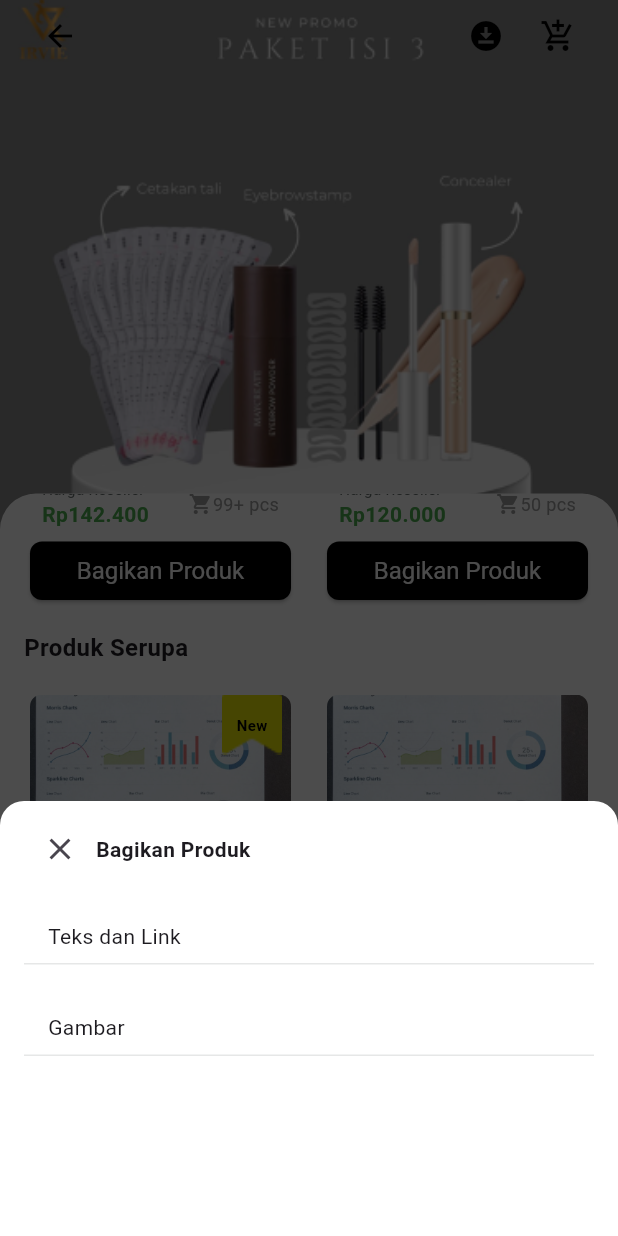
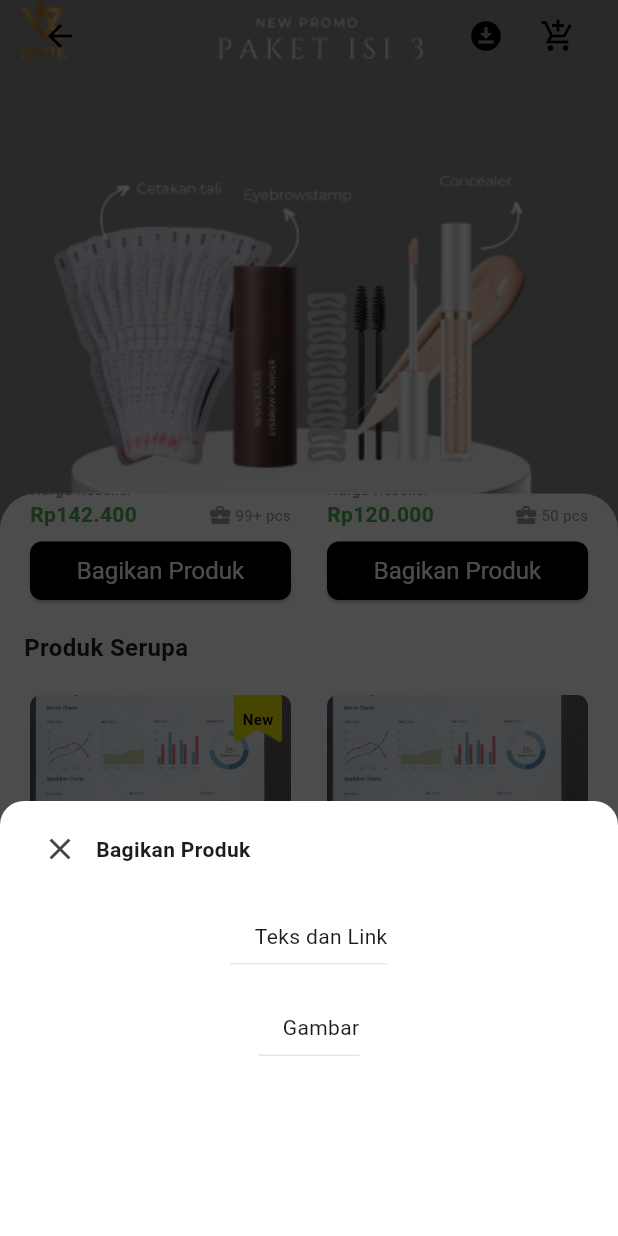
Before and after one commit to AvanFabian/TokoRame, a Flutter app: the ProdukPage screen opened directly, scrolled down 1051 dp, after a tap on "Bagikan Produk", on a phone screen of 412 x 824 dp. Run offline on Flutter 3.47's test engine with Material 3 defaults, Android fonts, the phone set to English and light mode, and no system bars.

Commit message:
refactor: product_card.dart docs

```diff
--- a/lib/ui/organisms/product_card.dart
+++ b/lib/ui/organisms/product_card.dart
@@ -1,15 +1,16 @@
 import 'package:flutter/material.dart';
 import 'package:tokorame/ui/atoms/button_widget.dart';
 
+/// A widget representing a product card, including an image, bookmark, price, stock, and a button.
 class ProductCard extends StatelessWidget {
-  final String imagePath;
-  final String buttonLabel;
-  final String boldTextBefore;
-  final VoidCallback onButtonPressed;
-  final String? bookmarkText;
-  final String productName;
-  final String price;
-  final String stock;
+  final String imagePath; // Path to the product image.
+  final String buttonLabel; // Label for the bottom-left button on the image.
+  final String boldTextBefore; // Bold text before the button label.
+  final VoidCallback onButtonPressed; // Callback when the button is pressed.
+  final String? bookmarkText; // Optional text for the bookmark.
+  final String productName; // Name of the product.
+  final String price; // Price of the product.
+  final String stock; // Stock availability of the product.
 
   const ProductCard({
     required this.imagePath,
@@ -26,37 +27,40 @@ class ProductCard extends StatelessWidget {
   @override
   Widget build(BuildContext context) {
     return Card(
-      color: Colors.white,
-      elevation: 0,
+      color: Colors.white, // Card background color.
+      elevation: 0, // Removes elevation/shadow.
       shape: RoundedRectangleBorder(
-        borderRadius: BorderRadius.circular(8),
+        borderRadius: BorderRadius.circular(8), // Rounded corners.
       ),
       child: Column(
         children: [
+          // Stack for image, bookmark, and button overlay.
           Stack(
             children: [
+              // Product image with rounded top corners.
               ClipRRect(
                 borderRadius: const BorderRadius.vertical(
                   top: Radius.circular(8),
                 ),
                 child: Image.asset(
                   imagePath,
-                  fit: BoxFit.cover,
+                  fit: BoxFit.cover, // Image scales to fit its container.
                   height: 160,
                   width: double.infinity,
                 ),
               ),
+              // Optional bookmark text positioned at the top-right corner.
               if (bookmarkText != null)
                 Positioned(
                   top: 0,
                   right: 6,
                   child: Stack(
-                    alignment: Alignment.center,
+                    alignment: Alignment.center, // Centers text on the bookmark.
                     children: [
                       Image.asset(
-                        'assets/images/Bookmark.png',
-                        height: 40,
-                        width: 40,
+                        'assets/images/Bookmark.png', // Bookmark background image.
+                        height: 32,
+                        width: 32,
                         fit: BoxFit.cover,
                       ),
                       Text(
@@ -70,31 +74,34 @@ class ProductCard extends StatelessWidget {
                     ],
                   ),
                 ),
+              // Bottom-left button on the image.
               Positioned(
                 bottom: 8,
                 left: 8,
                 child: SizedBox(
-                  width: 100,
+                  width: 100, // Adjusts button width.
                   child: ButtonWidget(
                     label: buttonLabel,
                     boldTextBefore: boldTextBefore,
                     onPressed: onButtonPressed,
-                    backgroundColor: const Color(0xCC0EA5E9),
-                    foregroundColor: Colors.white,
-                    borderRadius: BorderRadius.circular(6),
-                    side: BorderSide.none,
-                    padding: const EdgeInsets.symmetric(vertical: 8, horizontal: 2),
-                    fontSize: 10,
+                    backgroundColor: const Color(0xCC0EA5E9), // Button background color.
+                    foregroundColor: Colors.white, // Button text color.
+                    borderRadius: BorderRadius.circular(6), // Rounded button corners.
+                    side: BorderSide.none, // No border around the button.
+                    padding: const EdgeInsets.symmetric(vertical: 8, horizontal: 2), // Button padding.
+                    fontSize: 10, // Font size for button text.
                   ),
                 ),
               ),
             ],
           ),
+          // Product details: name, price, and stock.
           Padding(
-            padding: const EdgeInsets.all(8.0),
+            padding: const EdgeInsets.symmetric(vertical: 8),
             child: Column(
               crossAxisAlignment: CrossAxisAlignment.start,
               children: [
+                // Product name.
                 Text(
                   productName,
                   style: const TextStyle(
@@ -102,13 +109,11 @@ class ProductCard extends StatelessWidget {
                     fontWeight: FontWeight.bold,
                   ),
                 ),
-                const SizedBox(height: 8),
-                Row(
-                  mainAxisAlignment: MainAxisAlignment.spaceBetween,
-                  children: [
+                const SizedBox(height: 8), // Spacing between product name and details.
                 Column(
                   crossAxisAlignment: CrossAxisAlignment.start,
                   children: [
+                    // Reseller price label.
                     const Text(
                       "Harga Reseller",
                       style: TextStyle(
@@ -116,6 +121,11 @@ class ProductCard extends StatelessWidget {
                         color: Color(0xFF697170),
                       ),
                     ),
+                    // Row for price and stock info.
+                    Row(
+                      mainAxisAlignment: MainAxisAlignment.spaceBetween, // Aligns children to edges.
+                      children: [
+                        // Product price.
                         Text(
                           price,
                           style: const TextStyle(
@@ -124,19 +134,19 @@ class ProductCard extends StatelessWidget {
                             fontWeight: FontWeight.bold,
                           ),
                         ),
-                      ],
-                    ),
+                        // Stock information with an icon.
                         Row(
                           children: [
                             const Icon(
-                          Icons.shopping_cart,
+                              Icons.business_center,
                               size: 16,
                               color: Colors.grey,
                             ),
+                            const SizedBox(width: 2), // Spacing between icon and stock text.
                             Text(
                               stock,
                               style: const TextStyle(
-                            fontSize: 12,
+                                fontSize: 10,
                                 color: Colors.grey,
                               ),
                             ),
@@ -146,7 +156,10 @@ class ProductCard extends StatelessWidget {
                     ),
                   ],
                 ),
+              ],
             ),
+          ),
+          // "Bagikan Produk" button below the product details.
           ButtonWidget(
             label: "Bagikan Produk",
             backgroundColor: const Color.fromARGB(255, 0, 0, 0),
@@ -154,7 +167,7 @@ class ProductCard extends StatelessWidget {
             borderRadius: BorderRadius.circular(8),
             side: BorderSide.none,
             onPressed: () {
-              _showShareBottomSheet(context); // Call the bottom sheet function
+              _showShareBottomSheet(context); // Calls the share bottom sheet function.
             },
           ),
         ],
@@ -162,15 +175,16 @@ class ProductCard extends StatelessWidget {
     );
   }
 
+  /// Displays a bottom sheet for sharing the product.
   void _showShareBottomSheet(BuildContext context) {
     showModalBottomSheet(
       context: context,
-      backgroundColor: Colors.white.withOpacity(1),
-      barrierColor: Colors.black.withOpacity(0.7), // Blurring the main page
-      isScrollControlled: true, // Allows the sheet to take up more space
+      backgroundColor: Colors.white.withOpacity(1), // Bottom sheet background color.
+      barrierColor: Colors.black.withOpacity(0.7), // Blurs the main page.
+      isScrollControlled: true, // Allows the sheet to take up more space.
       shape: const RoundedRectangleBorder(
         borderRadius: BorderRadius.vertical(
-          top: Radius.circular(16),
+          top: Radius.circular(16), // Rounded top corners.
         ),
       ),
       builder: (context) {
@@ -179,14 +193,14 @@ class ProductCard extends StatelessWidget {
           child: Column(
             mainAxisSize: MainAxisSize.min,
             children: [
+              // Title row with a close icon.
               Row(
-                // 'X' icon + title
                 mainAxisAlignment: MainAxisAlignment.start,
                 children: [
                   IconButton(
                     icon: const Icon(Icons.close),
                     onPressed: () {
-                      Navigator.pop(context);
+                      Navigator.pop(context); // Closes the bottom sheet.
                     },
                   ),
                   const Text(
@@ -199,9 +213,9 @@ class ProductCard extends StatelessWidget {
                   const SizedBox(width: 48),
                 ],
               ),
-              const SizedBox(height: 24),
+              const SizedBox(height: 24), // Spacing between title and content.
+              // Section: Teks dan Link
               Container(
-                // border bottom
                 decoration: const BoxDecoration(
                   border: Border(
                     bottom: BorderSide(
@@ -210,10 +224,7 @@ class ProductCard extends StatelessWidget {
                     ),
                   ),
                 ),
-                child: const Row(
-                  children: [
-                    // title + border bottom
-                    Padding(
+                child: const Padding(
                   padding: EdgeInsets.only(left: 16.0, bottom: 8.0),
                   child: Text(
                     "Teks dan Link",
@@ -223,12 +234,10 @@ class ProductCard extends StatelessWidget {
                     ),
                   ),
                 ),
-                  ],
               ),
-              ),
-              const SizedBox(height: 32),
+              const SizedBox(height: 32), // Spacing between sections.
+              // Section: Gambar
               Container(
-                // border bottom
                 decoration: const BoxDecoration(
                   border: Border(
                     bottom: BorderSide(
@@ -237,10 +246,7 @@ class ProductCard extends StatelessWidget {
                     ),
                   ),
                 ),
-                child: const Row(
-                  children: [
-                    // title + border bottom
-                    Padding(
+                child: const Padding(
                   padding: EdgeInsets.only(left: 16.0, bottom: 8.0),
                   child: Text(
                     "Gambar",
@@ -250,8 +256,6 @@ class ProductCard extends StatelessWidget {
                     ),
                   ),
                 ),
-                  ],
-                ),
               ),
             ],
           ),
```
Lines whose indentation alone changed are shown as unchanged.
